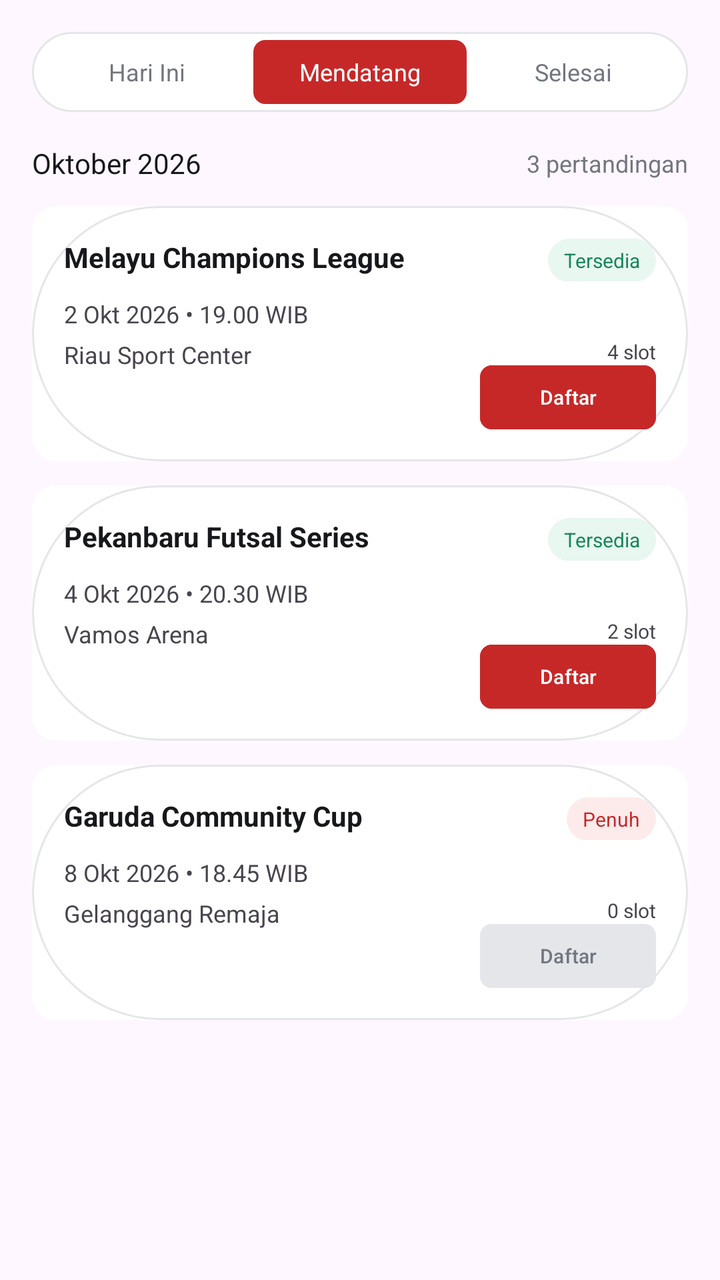
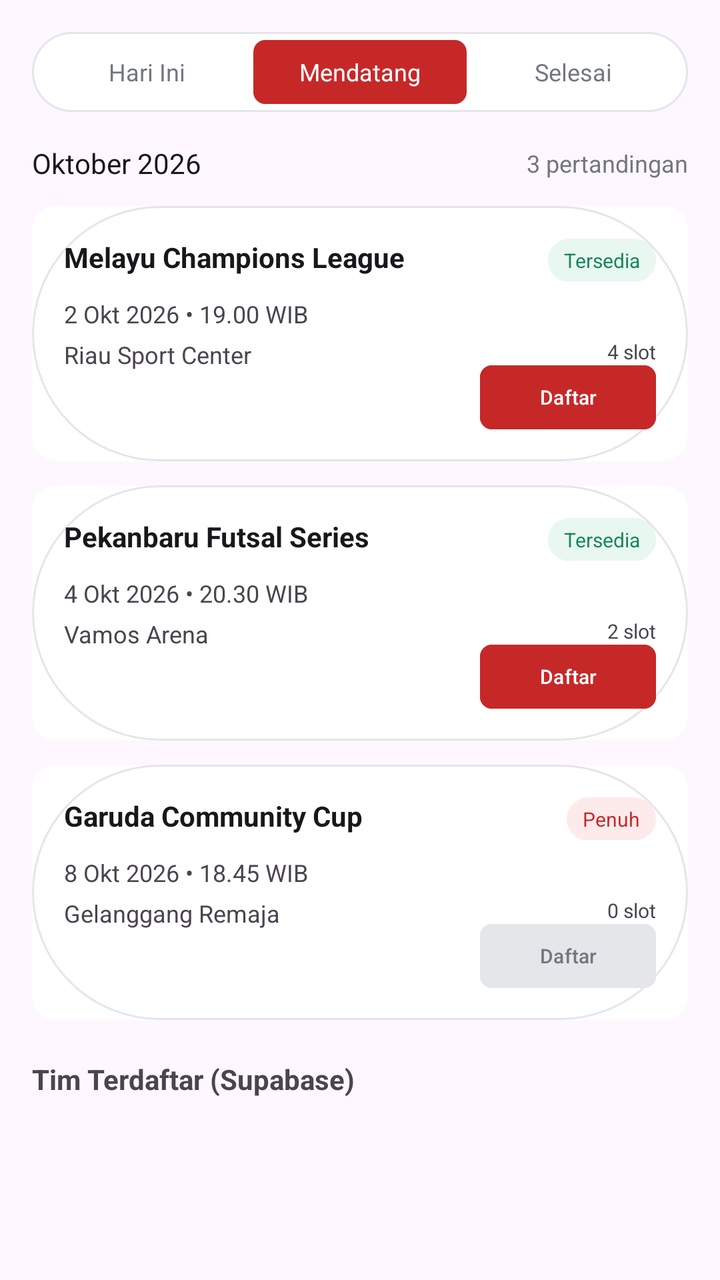

Screens rendered from an Android XML layout before and after an edit, with the pre-edit source and the edit as a unified diff.
<!-- AndroidManifest.xml: application theme Theme.Afnmomogi -->
<!-- res/layout/fragment_jadwal.xml -->
<?xml version="1.0" encoding="utf-8"?>
<FrameLayout xmlns:android="http://schemas.android.com/apk/res/android"
    xmlns:app="http://schemas.android.com/apk/res-auto"
    xmlns:tools="http://schemas.android.com/tools"
    android:layout_width="match_parent"
    android:layout_height="match_parent"
    tools:context=".JadwalFragment">

    <ScrollView
        android:layout_width="match_parent"
        android:layout_height="match_parent">

        <LinearLayout
            android:layout_width="match_parent"
            android:layout_height="wrap_content"
            android:orientation="vertical"
            android:padding="16dp">

            
            <LinearLayout
                android:layout_width="match_parent"
                android:layout_height="wrap_content"
                android:orientation="horizontal"
                android:background="@drawable/rounded_border"
                android:padding="4dp">

                <TextView
                    android:layout_width="0dp"
                    android:layout_weight="1"
                    android:layout_height="32dp"
                    android:text="Hari Ini"
                    android:gravity="center"
                    android:textColor="#72767F"
                    android:textSize="12sp" />

                <TextView
                    android:layout_width="0dp"
                    android:layout_weight="1"
                    android:layout_height="32dp"
                    android:text="Mendatang"
                    android:gravity="center"
                    android:background="@drawable/red_tab_bg"
                    android:textColor="#FFFFFF"
                    android:textSize="12sp" />

                <TextView
                    android:layout_width="0dp"
                    android:layout_weight="1"
                    android:layout_height="32dp"
                    android:text="Selesai"
                    android:gravity="center"
                    android:textColor="#72767F"
                    android:textSize="12sp" />
            </LinearLayout>

            <LinearLayout
                android:layout_width="match_parent"
                android:layout_height="wrap_content"
                android:orientation="horizontal"
                android:layout_marginTop="16dp"
                android:gravity="center_vertical">

                <TextView
                    android:layout_width="0dp"
                    android:layout_weight="1"
                    android:layout_height="wrap_content"
                    android:text="Oktober 2026"
                    android:textColor="#17181B" />

                <TextView
                    android:layout_width="wrap_content"
                    android:layout_height="wrap_content"
                    android:text="3 pertandingan"
                    android:textSize="12sp"
                    android:textColor="#72767F" />
            </LinearLayout>

            
            <androidx.cardview.widget.CardView
                android:layout_width="match_parent"
                android:layout_height="wrap_content"
                android:layout_marginTop="12dp"
                app:cardCornerRadius="12dp"
                app:cardElevation="0dp">

                <LinearLayout
                    android:layout_width="match_parent"
                    android:layout_height="wrap_content"
                    android:orientation="vertical"
                    android:background="@drawable/rounded_border"
                    android:padding="16dp">

                    <LinearLayout
                        android:orientation="horizontal"
                        android:layout_width="match_parent"
                        android:layout_height="wrap_content">

                        <TextView
                            android:layout_width="0dp"
                            android:layout_weight="1"
                            android:layout_height="wrap_content"
                            android:text="Melayu Champions League"
                            android:textColor="#17181B"
                            android:textStyle="bold" />

                        <TextView
                            android:layout_width="wrap_content"
                            android:layout_height="wrap_content"
                            android:text="Tersedia"
                            android:background="@drawable/green_chip_bg"
                            android:textColor="#16865A"
                            android:paddingHorizontal="8dp"
                            android:paddingVertical="4dp"
                            android:textSize="10sp" />
                    </LinearLayout>

                    <TextView
                        android:layout_width="wrap_content"
                        android:layout_height="wrap_content"
                        android:text="2 Okt 2026 • 19.00 WIB"
                        android:textSize="12sp"
                        android:layout_marginTop="8dp" />

                    <LinearLayout
                        android:orientation="horizontal"
                        android:layout_width="match_parent"
                        android:layout_height="wrap_content"
                        android:layout_marginTop="4dp">

                        <TextView
                            android:layout_width="0dp"
                            android:layout_weight="1"
                            android:layout_height="wrap_content"
                            android:text="Riau Sport Center"
                            android:textSize="12sp" />

                        <LinearLayout
                            android:orientation="vertical"
                            android:layout_width="wrap_content"
                            android:layout_height="wrap_content"
                            android:gravity="end">

                            <TextView
                                android:layout_width="wrap_content"
                                android:layout_height="wrap_content"
                                android:text="4 slot"
                                android:textSize="10sp" />

                            <Button
                                android:id="@+id/btnDaftar1"
                                android:layout_width="wrap_content"
                                android:layout_height="32dp"
                                android:text="Daftar"
                                android:textSize="10sp"
                                android:backgroundTint="#C62828"
                                android:textColor="#FFFFFF"
                                app:cornerRadius="6dp"
                                android:insetTop="0dp"
                                android:insetBottom="0dp" />
                        </LinearLayout>
                    </LinearLayout>
                </LinearLayout>
            </androidx.cardview.widget.CardView>

            
            <androidx.cardview.widget.CardView
                android:layout_width="match_parent"
                android:layout_height="wrap_content"
                android:layout_marginTop="12dp"
                app:cardCornerRadius="12dp"
                app:cardElevation="0dp">

                <LinearLayout
                    android:layout_width="match_parent"
                    android:layout_height="wrap_content"
                    android:orientation="vertical"
                    android:background="@drawable/rounded_border"
                    android:padding="16dp">

                    <LinearLayout
                        android:orientation="horizontal"
                        android:layout_width="match_parent"
                        android:layout_height="wrap_content">

                        <TextView
                            android:layout_width="0dp"
                            android:layout_weight="1"
                            android:layout_height="wrap_content"
                            android:text="Pekanbaru Futsal Series"
                            android:textColor="#17181B"
                            android:textStyle="bold" />

                        <TextView
                            android:layout_width="wrap_content"
                            android:layout_height="wrap_content"
                            android:text="Tersedia"
                            android:background="@drawable/green_chip_bg"
                            android:textColor="#16865A"
                            android:paddingHorizontal="8dp"
                            android:paddingVertical="4dp"
                            android:textSize="10sp" />
                    </LinearLayout>

                    <TextView
                        android:layout_width="wrap_content"
                        android:layout_height="wrap_content"
                        android:text="4 Okt 2026 • 20.30 WIB"
                        android:textSize="12sp"
                        android:layout_marginTop="8dp" />

                    <LinearLayout
                        android:orientation="horizontal"
                        android:layout_width="match_parent"
                        android:layout_height="wrap_content"
                        android:layout_marginTop="4dp">

                        <TextView
                            android:layout_width="0dp"
                            android:layout_weight="1"
                            android:layout_height="wrap_content"
                            android:text="Vamos Arena"
                            android:textSize="12sp" />

                        <LinearLayout
                            android:orientation="vertical"
                            android:layout_width="wrap_content"
                            android:layout_height="wrap_content"
                            android:gravity="end">

                            <TextView
                                android:layout_width="wrap_content"
                                android:layout_height="wrap_content"
                                android:text="2 slot"
                                android:textSize="10sp" />

                            <Button
                                android:id="@+id/btnDaftar2"
                                android:layout_width="wrap_content"
                                android:layout_height="32dp"
                                android:text="Daftar"
                                android:textSize="10sp"
                                android:backgroundTint="#C62828"
                                android:textColor="#FFFFFF"
                                app:cornerRadius="6dp"
                                android:insetTop="0dp"
                                android:insetBottom="0dp" />
                        </LinearLayout>
                    </LinearLayout>
                </LinearLayout>
            </androidx.cardview.widget.CardView>

            
            <androidx.cardview.widget.CardView
                android:layout_width="match_parent"
                android:layout_height="wrap_content"
                android:layout_marginTop="12dp"
                app:cardCornerRadius="12dp"
                app:cardElevation="0dp">

                <LinearLayout
                    android:layout_width="match_parent"
                    android:layout_height="wrap_content"
                    android:orientation="vertical"
                    android:background="@drawable/rounded_border"
                    android:padding="16dp">

                    <LinearLayout
                        android:orientation="horizontal"
                        android:layout_width="match_parent"
                        android:layout_height="wrap_content">

                        <TextView
                            android:layout_width="0dp"
                            android:layout_weight="1"
                            android:layout_height="wrap_content"
                            android:text="Garuda Community Cup"
                            android:textColor="#17181B"
                            android:textStyle="bold" />

                        <TextView
                            android:layout_width="wrap_content"
                            android:layout_height="wrap_content"
                            android:text="Penuh"
                            android:background="@drawable/red_chip_bg"
                            android:textColor="#C62828"
                            android:paddingHorizontal="8dp"
                            android:paddingVertical="4dp"
                            android:textSize="10sp" />
                    </LinearLayout>

                    <TextView
                        android:layout_width="wrap_content"
                        android:layout_height="wrap_content"
                        android:text="8 Okt 2026 • 18.45 WIB"
                        android:textSize="12sp"
                        android:layout_marginTop="8dp" />

                    <LinearLayout
                        android:orientation="horizontal"
                        android:layout_width="match_parent"
                        android:layout_height="wrap_content"
                        android:layout_marginTop="4dp">

                        <TextView
                            android:layout_width="0dp"
                            android:layout_weight="1"
                            android:layout_height="wrap_content"
                            android:text="Gelanggang Remaja"
                            android:textSize="12sp" />

                        <LinearLayout
                            android:orientation="vertical"
                            android:layout_width="wrap_content"
                            android:layout_height="wrap_content"
                            android:gravity="end">

                            <TextView
                                android:layout_width="wrap_content"
                                android:layout_height="wrap_content"
                                android:text="0 slot"
                                android:textSize="10sp" />

                            <Button
                                android:layout_width="wrap_content"
                                android:layout_height="32dp"
                                android:text="Daftar"
                                android:textSize="10sp"
                                android:backgroundTint="#E4E6EA"
                                android:textColor="#72767F"
                                app:cornerRadius="6dp"
                                android:insetTop="0dp"
                                android:insetBottom="0dp" />
                        </LinearLayout>
                    </LinearLayout>
                </LinearLayout>
            </androidx.cardview.widget.CardView>

        </LinearLayout>
    </ScrollView>

</FrameLayout>
<!-- resources referenced by this layout -->
<resources>
  <!-- drawable green_chip_bg (drawable) -->
  <shape xmlns:android="http://schemas.android.com/apk/res/android">
      <corners android:radius="999dp" />
      <solid android:color="#E8F7F0" />
  </shape>
  <!-- drawable red_chip_bg (drawable) -->
  <shape xmlns:android="http://schemas.android.com/apk/res/android">
      <corners android:radius="999dp" />
      <solid android:color="#FDEBEC" />
  </shape>
  <!-- drawable red_tab_bg (drawable) -->
  <shape xmlns:android="http://schemas.android.com/apk/res/android">
      <corners android:radius="6dp" />
      <solid android:color="#C62828" />
  </shape>
  <!-- drawable rounded_border (drawable) -->
  <shape xmlns:android="http://schemas.android.com/apk/res/android">
      <stroke android:width="1dp" android:color="#E4E6EA" />
      <corners android:radius="999dp" />
      <solid android:color="#FFFFFF" />
  </shape>
  <style name="Theme.Afnmomogi" parent="Base.Theme.Afnmomogi" />
  <style name="Base.Theme.Afnmomogi" parent="Theme.Material3.DayNight.NoActionBar">
          
          
      </style>
</resources>

<!-- the commit's change to res/layout/fragment_jadwal.xml (unified diff, before → after) -->
@@ -335,6 +335,19 @@
                 </LinearLayout>
             </androidx.cardview.widget.CardView>
 
+        <TextView
+            android:layout_width="wrap_content"
+            android:layout_height="wrap_content"
+            android:text="Tim Terdaftar (Supabase)"
+            android:textStyle="bold"
+            android:layout_marginTop="20dp" />
+
+        <androidx.recyclerview.widget.RecyclerView
+            android:id="@+id/rvTim"
+            android:layout_width="match_parent"
+            android:layout_height="wrap_content"
+            android:nestedScrollingEnabled="false"
+            android:layout_marginTop="8dp" />
         </LinearLayout>
     </ScrollView>
 
